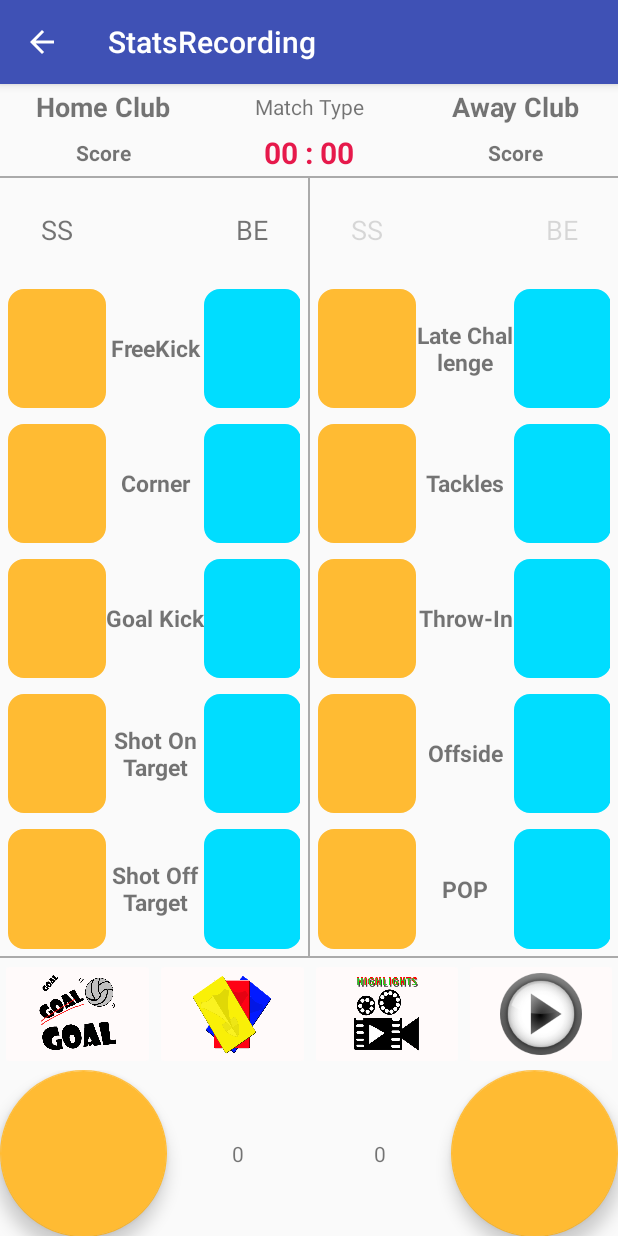
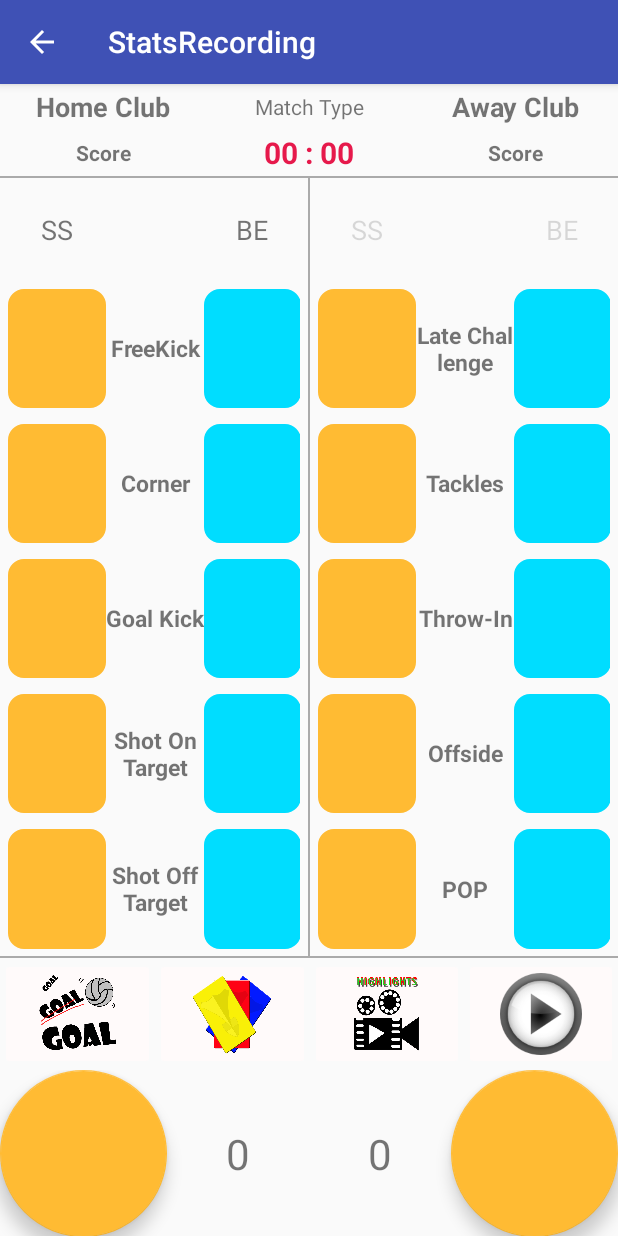
Before and after one commit to prashantalhat1406/TZLC11, an Android app: the StatsRecording screen opened directly, with no data from a screen before it, on a phone screen of 412 x 824 dp. Run offline under Robolectric (Android 15) with nearby library versions, the phone set to English and light mode, and no system bars.

Commit message:
updated font for Pass counter

```diff
--- a/app/src/main/res/layout/content_tzlc_stats_add.xml
+++ b/app/src/main/res/layout/content_tzlc_stats_add.xml
@@ -487,7 +487,7 @@
                 android:layout_height="match_parent"
                 android:layout_weight="0.2"
                 android:gravity="center"
-
+                android:textSize="@dimen/tzlcStatsTextSize"
                 android:text="0" />
 
             <TextView android:id="@+id/txtstatsAwayPasses"
@@ -495,6 +495,7 @@
                 android:layout_height="match_parent"
                 android:layout_weight="0.2"
                 android:gravity="center"
+                android:textSize="@dimen/tzlcStatsTextSize"
                 android:text="0" />
 
             <android.support.design.widget.FloatingActionButton
```
Also changed, not shown: app/src/main/java/com/kfandra/tzlc/tzlc/tzlc_stats_display.java (+4 -4 lines).
